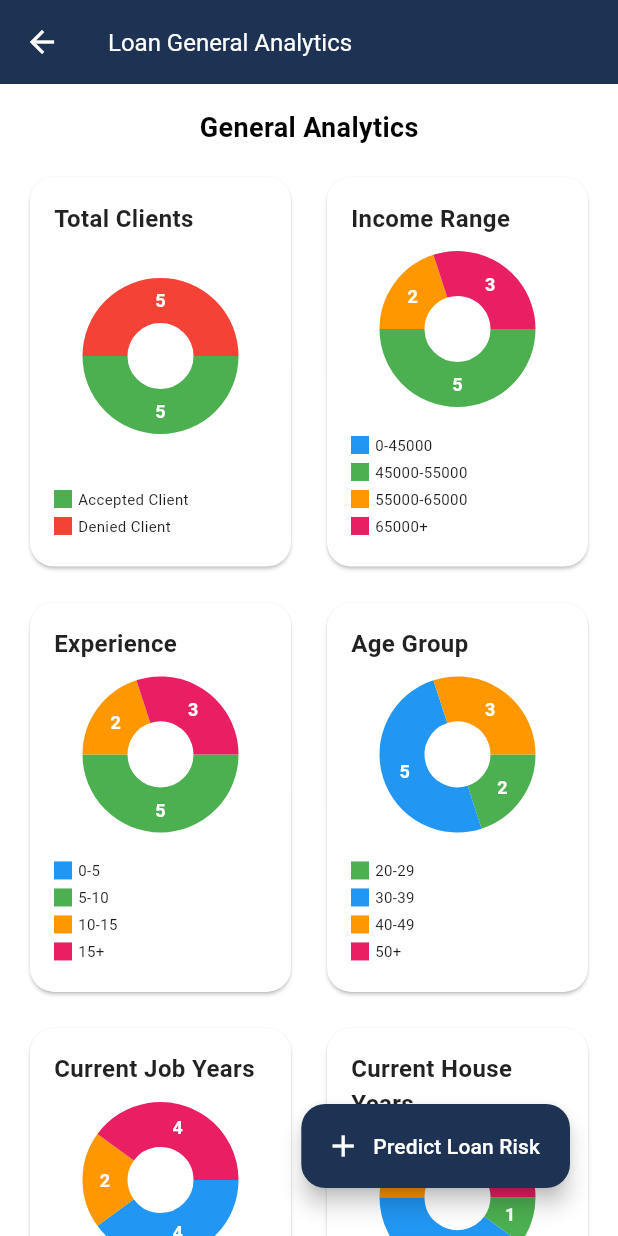
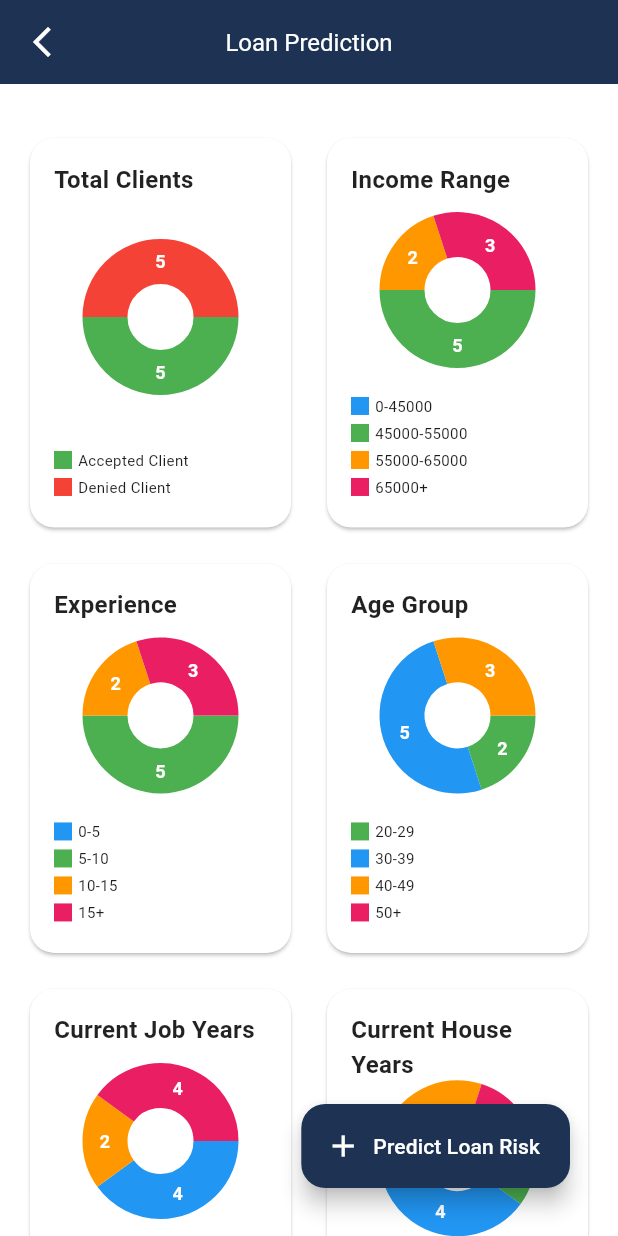
Before and after one commit to MohdSameer4532/MeeranaBanking, a Flutter app: the screen it shows after launch, after a tap on an icon or button, on a phone screen of 412 x 824 dp. Run offline on Flutter 3.47's test engine with Material 3 defaults, Android fonts, the phone set to English and light mode, and no system bars; drawn by our look-alikes of fl_chart.

Commit message:
modified general analytics and router arrow icon

```diff
--- a/lib/Loan Prediction/loan_general_analytics.dart
+++ b/lib/Loan Prediction/loan_general_analytics.dart
@@ -349,13 +349,13 @@ class _LoanGeneralAnalyticsPageState extends State<LoanGeneralAnalyticsPage> {
         backgroundColor: Color(0xFF1E3354),
         elevation: 0,
         leading: IconButton(
-          icon: Icon(Icons.arrow_back, color: Colors.white),
+          icon: Icon(Icons.arrow_back_ios_new, color: Colors.white),
           onPressed: () {
             Navigator.pop(context);
           },
         ),
         title: Text(
-          'Loan General Analytics',
+          'Loan Prediction',
           style: TextStyle(color: Colors.white, fontSize: 16),
         ),
       ),
@@ -364,16 +364,6 @@ class _LoanGeneralAnalyticsPageState extends State<LoanGeneralAnalyticsPage> {
           crossAxisAlignment: CrossAxisAlignment.start,
           children: [
             SizedBox(height: 16),
-            Center(
-              child: Text(
-                'General Analytics',
-                style: TextStyle(
-                  color: const Color.fromARGB(255, 2, 2, 2),
-                  fontSize: 18,
-                  fontWeight: FontWeight.bold,
-                ),
-              ),
-            ),
             Padding(
               padding: const EdgeInsets.all(16.0),
               child: GridView.count(
--- a/lib/Loan Prediction/loan_prediction_page.dart
+++ b/lib/Loan Prediction/loan_prediction_page.dart
@@ -160,7 +160,7 @@ class _LoanPredictionPageState extends State<LoanPredictionPage> {
         backgroundColor: Color(0xFF1E3354),
         elevation: 0,
         leading: IconButton(
-          icon: Icon(Icons.arrow_back, color: Colors.white),
+          icon: Icon(Icons.arrow_back_ios_new, color: Colors.white),
           onPressed: () {
             // Navigate back and handle layout adjustment
             Navigator.pop(context);
--- a/lib/main.dart
+++ b/lib/main.dart
@@ -15,6 +15,9 @@ class BankPredictionApp extends StatelessWidget {
       title: 'Bank Prediction',
       theme: ThemeData(
         primarySwatch: Colors.blue,
+        appBarTheme: AppBarTheme(
+          centerTitle: true,
+        ),
       ),
       home: const SplashScreen(),
     );
```
Also changed, not shown: lib/Loan Prediction/loan_result_page.dart (+30 -15 lines).
